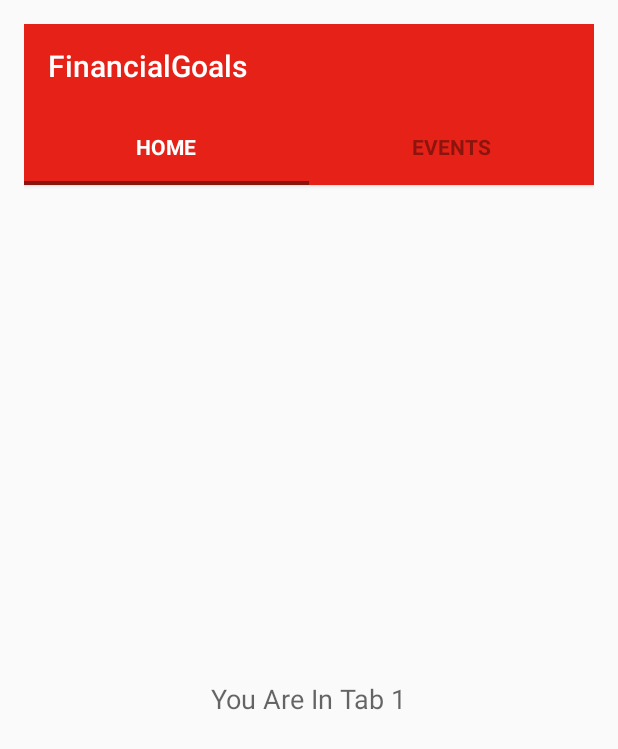
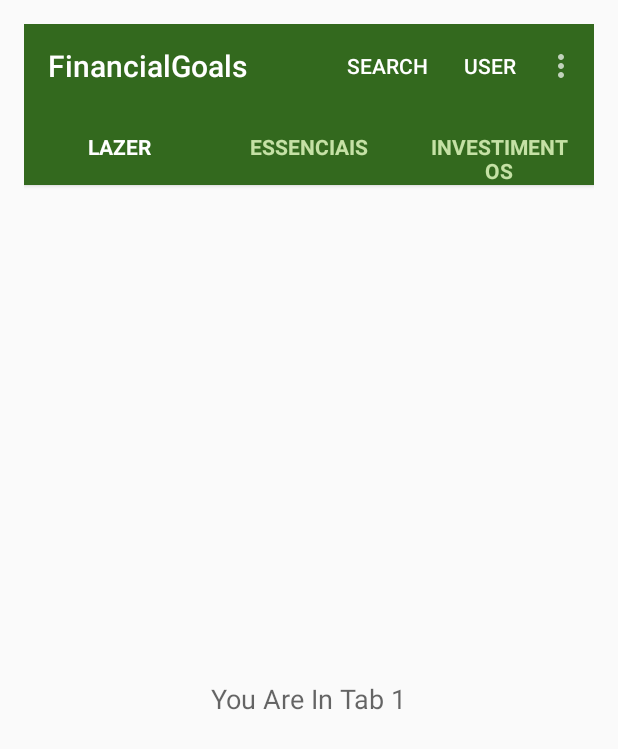
Before and after one commit to ronaldondantas/financialgoals, an Android app: the screen it shows after launch (MainActivity), on a phone screen of 412 x 824 dp. Shown: the top 749 px of the screen. Run offline under Robolectric (Android 15) with nearby library versions, the phone set to English and light mode, and no system bars.

Commit message:
Corrigido medições de componentes e inserido botões na toolbar

```diff
--- a/app/src/main/java/br/com/satnad/financialgoals/MainActivity.java
+++ b/app/src/main/java/br/com/satnad/financialgoals/MainActivity.java
@@ -13,8 +13,7 @@ public class MainActivity extends AppCompatActivity {
     ViewPager pager;
     ViewPagerAdapter adapter;
     SlidingTabLayout tabs;
-    CharSequence Titles[]={"Home","Events"};
-    int Numboftabs =2;
+    CharSequence Titles[] = {"Lazer", "Essenciais", "Investimentos"};
 
     @Override
     protected void onCreate(Bundle savedInstanceState) {
@@ -25,9 +24,8 @@ public class MainActivity extends AppCompatActivity {
         toolbar = (Toolbar) findViewById(R.id.tool_bar);
         setSupportActionBar(toolbar);
 
-
         // Creating The ViewPagerAdapter and Passing Fragment Manager, Titles fot the Tabs and Number Of Tabs.
-        adapter =  new ViewPagerAdapter(getSupportFragmentManager(),Titles,Numboftabs);
+        adapter =  new ViewPagerAdapter(getSupportFragmentManager(), Titles, Titles.length);
 
         // Assigning ViewPager View and setting the adapter
         pager = (ViewPager) findViewById(R.id.pager);
@@ -48,4 +46,26 @@ public class MainActivity extends AppCompatActivity {
         // Setting the ViewPager For the SlidingTabsLayout
         tabs.setViewPager(pager);
     }
+
+    @Override
+    public boolean onCreateOptionsMenu(Menu menu) {
+        // Inflate the menu; this adds items to the action bar if it is present.
+        getMenuInflater().inflate(R.menu.main_menu, menu);
+        return true;
+    }
+
+    @Override
+    public boolean onOptionsItemSelected(MenuItem item) {
+        // Handle action bar item clicks here. The action bar will
+        // automatically handle clicks on the Home/Up button, so long
+        // as you specify a parent activity in AndroidManifest.xml.
+        int id = item.getItemId();
+
+        //noinspection SimplifiableIfStatement
+        if (id == R.id.action_settings) {
+            return true;
+        }
+
+        return super.onOptionsItemSelected(item);
+    }
 }
--- a/app/src/main/java/br/com/satnad/financialgoals/Tab2.java
+++ b/app/src/main/java/br/com/satnad/financialgoals/Tab2.java
@@ -16,7 +16,7 @@ import android.view.ViewGroup;
 public class Tab2 extends Fragment {
     @Override
     public View onCreateView(LayoutInflater inflater, @Nullable ViewGroup container, @Nullable Bundle savedInstanceState) {
-        View v = inflater.inflate(R.layout.tab_2,container,false);
+        View v = inflater.inflate(R.layout.tab_2, container, false);
         return v;
     }
 }
--- a/app/src/main/java/br/com/satnad/financialgoals/ViewPagerAdapter.java
+++ b/app/src/main/java/br/com/satnad/financialgoals/ViewPagerAdapter.java
@@ -14,30 +14,23 @@ public class ViewPagerAdapter extends FragmentStatePagerAdapter {
 
 
     // Build a Constructor and assign the passed Values to appropriate values in the class
-    public ViewPagerAdapter(FragmentManager fm,CharSequence mTitles[], int mNumbOfTabsumb) {
+    public ViewPagerAdapter(FragmentManager fm, CharSequence titles[], int numbOfTabs) {
         super(fm);
 
-        this.Titles = mTitles;
-        this.NumbOfTabs = mNumbOfTabsumb;
-
+        this.Titles = titles;
+        this.NumbOfTabs = numbOfTabs;
     }
 
     //This method return the fragment for the every position in the View Pager
     @Override
     public Fragment getItem(int position) {
-
-        if(position == 0) // if the position is 0 we are returning the First tab
-        {
+        if (position == 0) { // if the position is 0 we are returning the First tab
             Tab1 tab1 = new Tab1();
             return tab1;
-        }
-        else             // As we are having 2 tabs if the position is now 0 it must be 1 so we are returning second tab
-        {
+        } else { // As we are having 2 tabs if the position is now 0 it must be 1 so we are returning second tab
             Tab2 tab2 = new Tab2();
             return tab2;
         }
-
-
     }
 
     // This method return the titles for the Tabs in the Tab Strip
--- a/app/src/main/res/color/selector.xml
+++ b/app/src/main/res/color/selector.xml
@@ -3,5 +3,5 @@
     <item android:state_selected="true" android:color="@android:color/white" />
     <item android:state_focused="true" android:color="@android:color/white" />
     <item android:state_pressed="true" android:color="@android:color/white" />
-    <item android:color="#8a140e" />
+    <item android:color="#C5E1A5" />
 </selector>
--- /dev/null
+++ b/app/src/main/res/menu/main_menu.xml
@@ -0,0 +1,24 @@
+<?xml version="1.0" encoding="utf-8"?>
+<menu xmlns:android="http://schemas.android.com/apk/res/android"
+    xmlns:app="http://schemas.android.com/apk/res-auto"
+    xmlns:tools="http://schemas.android.com/tools"
+    tools:context=".MainActivity">
+    <item
+        android:id="@+id/action_settings"
+        android:orderInCategory="100"
+        android:title="TESTE"
+        app:showAsAction="never" />
+    <item
+        android:id="@+id/action_search"
+        android:orderInCategory="200"
+        android:title="Search"
+        app:showAsAction="ifRoom" />
+
+    <!--android:icon="@drawable/ic_search"-->
+    <item
+        android:id="@+id/action_user"
+        android:orderInCategory="300"
+        android:title="User"
+        app:showAsAction="ifRoom" />
+
+</menu>
--- a/app/src/main/res/values/colors.xml
+++ b/app/src/main/res/values/colors.xml
@@ -1,6 +1,6 @@
 <?xml version="1.0" encoding="utf-8"?>
 <resources>
-    <color name="colorPrimary">#E62117</color>
-    <color name="colorPrimaryDark">#c31c13</color>
-    <color name="tabsScrollColor">#8a140e</color>
+    <color name="colorPrimary">#33691E</color>
+    <color name="colorPrimaryDark">#558B2F</color>
+    <color name="tabsScrollColor">#F1F8E9</color>
 </resources>
--- a/app/src/main/res/values/styles.xml
+++ b/app/src/main/res/values/styles.xml
@@ -7,7 +7,6 @@
         <item name="colorPrimaryDark">@color/colorPrimaryDark</item>
         <item name="windowActionBar">false</item>
         <item name="windowNoTitle">true</item>
-        <!--<item name="tabsScrollColor">@color/tabsScrollColor</item>-->
     </style>
 
     <style name="AppTheme.ActionBarTheme" parent="@style/ThemeOverlay.AppCompat.ActionBar">
```
